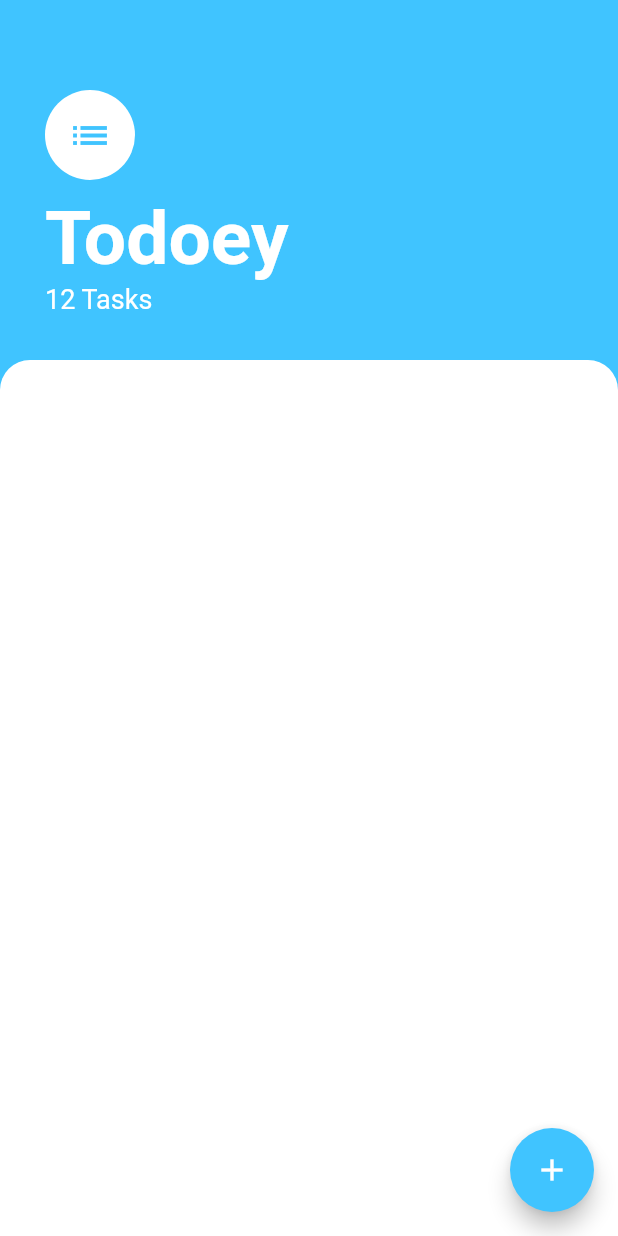
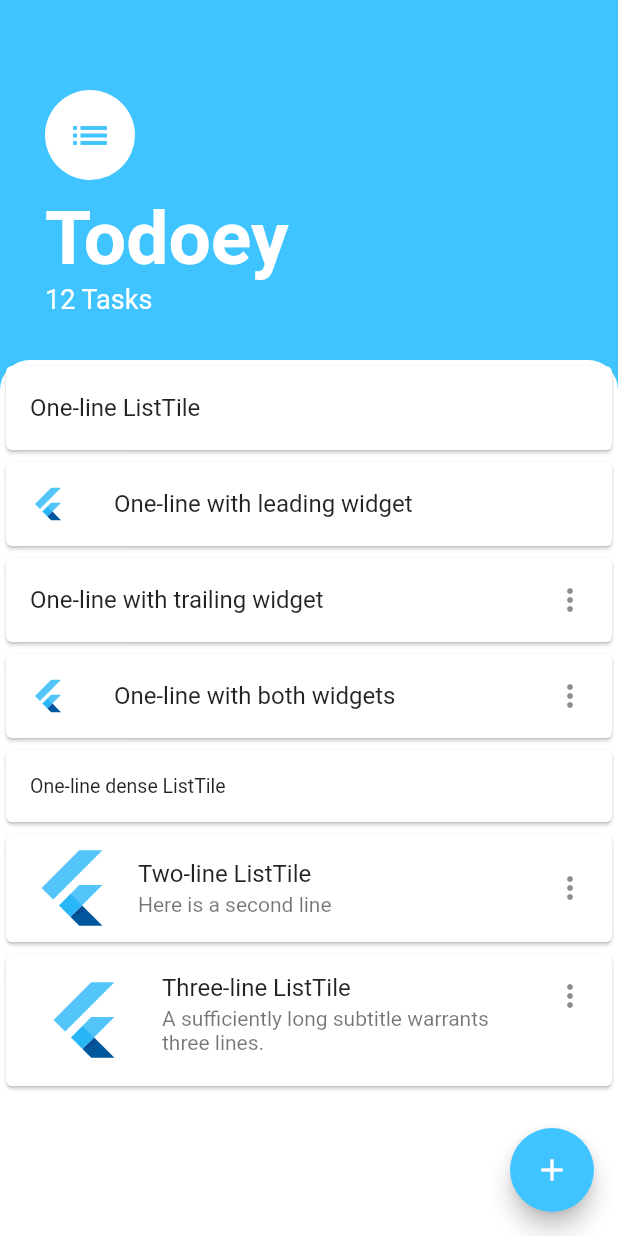
Before and after one commit to TsengYiYao/todoey_app, a Flutter app: the screen it shows after launch, on a phone screen of 412 x 824 dp. Run offline on Flutter 3.47's test engine with Material 2 defaults, Android fonts, the phone set to English and light mode, and no system bars.

Commit message:
184. The ListView Challenge mine

```diff
--- a/lib/screens/tasks_screen.dart
+++ b/lib/screens/tasks_screen.dart
@@ -50,6 +50,7 @@ class TasksScreen extends StatelessWidget {
           ),
           Expanded(
             child: Container(
+              child: TodoeyListView(),
               decoration: BoxDecoration(
                 color: Colors.white,
                 borderRadius: BorderRadius.only(
@@ -64,3 +65,61 @@ class TasksScreen extends StatelessWidget {
     );
   }
 }
+
+class TodoeyListView extends StatelessWidget {
+  const TodoeyListView({
+    Key key,
+  }) : super(key: key);
+
+  @override
+  Widget build(BuildContext context) {
+    return ListView(
+      children: const <Widget>[
+        Card(child: ListTile(title: Text('One-line ListTile'))),
+        Card(
+          child: ListTile(
+            leading: FlutterLogo(),
+            title: Text('One-line with leading widget'),
+          ),
+        ),
+        Card(
+          child: ListTile(
+            title: Text('One-line with trailing widget'),
+            trailing: Icon(Icons.more_vert),
+          ),
+        ),
+        Card(
+          child: ListTile(
+            leading: FlutterLogo(),
+            title: Text('One-line with both widgets'),
+            trailing: Icon(Icons.more_vert),
+          ),
+        ),
+        Card(
+          child: ListTile(
+            title: Text('One-line dense ListTile'),
+            dense: true,
+          ),
+        ),
+        Card(
+          child: ListTile(
+            leading: FlutterLogo(size: 56.0),
+            title: Text('Two-line ListTile'),
+            subtitle: Text('Here is a second line'),
+            trailing: Icon(Icons.more_vert),
+          ),
+        ),
+        Card(
+          child: ListTile(
+            leading: FlutterLogo(size: 72.0),
+            title: Text('Three-line ListTile'),
+            subtitle:
+                Text('A sufficiently long subtitle warrants three lines.'),
+            trailing: Icon(Icons.more_vert),
+            isThreeLine: true,
+          ),
+        ),
+      ],
+    );
+  }
+}
```
